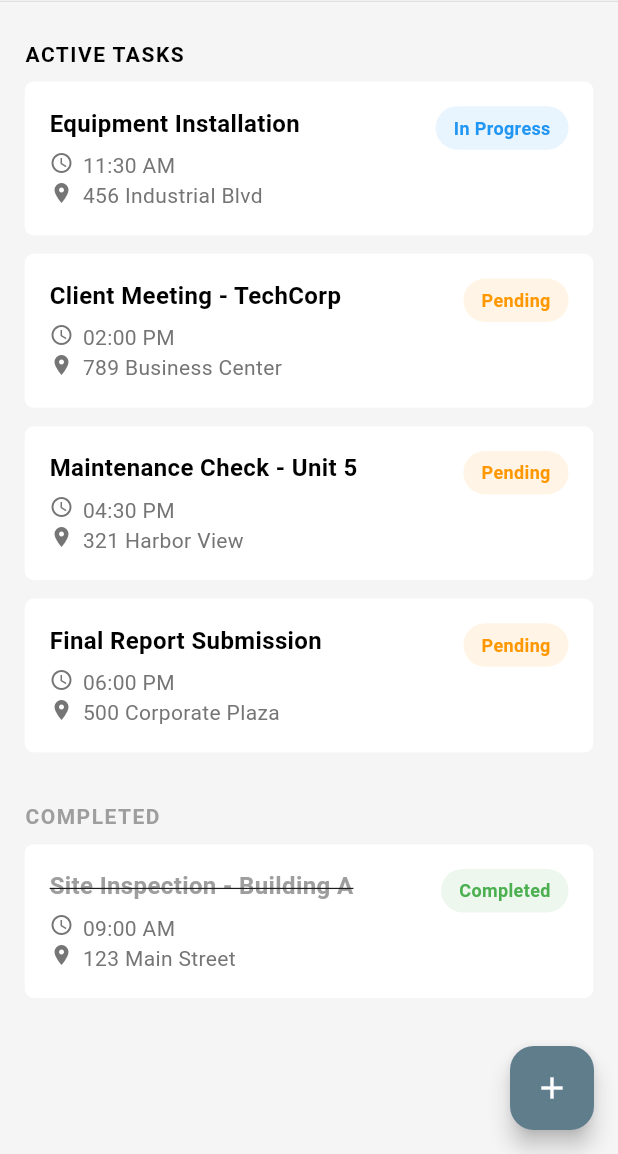
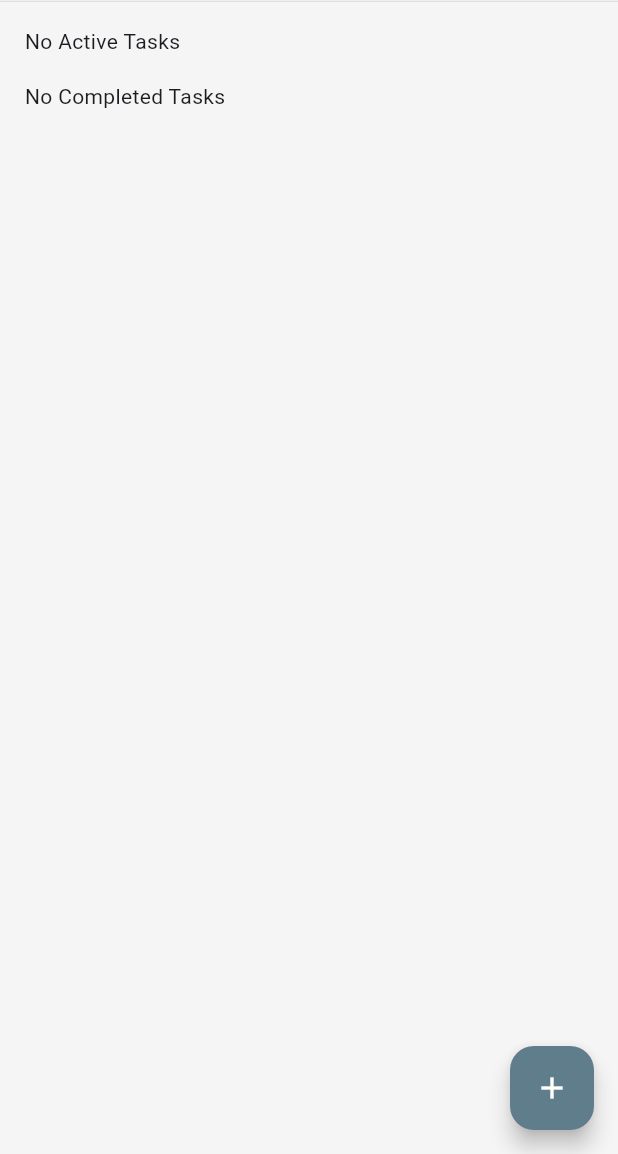
Before and after one commit to Ikhtiar76/field_task_app, a Flutter app: the screen it shows after launch, on a phone screen of 412 x 824 dp, the part 82-1236 px from its top. Run offline on Flutter 3.47's test engine with Material 3 defaults, Android fonts, the phone set to English and light mode, and no system bars; our stand-ins replace bloc, equatable, flutter_bloc, flutter_map, geolocator, hive and 2 more; accounts and stored records are empty.

Commit message:
feat: integrate Hive DB and display tasks on HomePage

```diff
--- /dev/null
+++ b/lib/core/models/task_model.dart
@@ -0,0 +1,39 @@
+import 'package:hive/hive.dart';
+part 'task_model.g.dart';
+
+@HiveType(typeId: 0)
+class TaskModel extends HiveObject {
+  @HiveField(0)
+  String title;
+
+  @HiveField(1)
+  DateTime? dueDate;
+
+  @HiveField(2)
+  int? dueHour;
+
+  @HiveField(3)
+  int? dueMinute;
+
+  @HiveField(4)
+  double? latitude;
+
+  @HiveField(5)
+  double? longitude;
+
+  @HiveField(6)
+  String? parentTaskId;
+  @HiveField(7)
+  bool isCompleted;
+
+  TaskModel({
+    required this.title,
+    this.dueDate,
+    this.dueHour,
+    this.dueMinute,
+    this.latitude,
+    this.longitude,
+    this.parentTaskId,
+    this.isCompleted = false,
+  });
+}
--- /dev/null
+++ b/lib/features/task/presentation/blocs/create_task_bloc/create_task_bloc.dart
@@ -0,0 +1,51 @@
+import 'package:bloc/bloc.dart';
+import 'package:equatable/equatable.dart';
+import 'package:field_task_app/core/models/task_model.dart';
+import 'package:flutter/material.dart';
+import 'package:hive_flutter/hive_flutter.dart';
+import 'package:latlong2/latlong.dart';
+
+part 'create_task_event.dart';
+part 'create_task_state.dart';
+
+class CreateTaskBloc extends Bloc<CreateTaskEvent, CreateTaskState> {
+  CreateTaskBloc() : super(CreateTaskState()) {
+    on<TitleChanged>((event, emit) => emit(state.copyWith(title: event.title)));
+    on<DateSelected>(
+      (event, emit) => emit(state.copyWith(selectedDate: event.date)),
+    );
+    on<TimeSelected>(
+      (event, emit) => emit(state.copyWith(selectedTime: event.time)),
+    );
+    on<LocationSelected>(
+      (event, emit) => emit(state.copyWith(selectedLocation: event.location)),
+    );
+    on<SubmitTask>((event, emit) async {
+      if (state.title.isEmpty || state.selectedLocation == null) {
+        emit(state.copyWith(error: "Title or location cannot be empty"));
+        return;
+      }
+
+      emit(state.copyWith(isSubmitting: true));
+
+      try {
+        final box = Hive.box<TaskModel>('tasks');
+
+        final task = TaskModel(
+          title: state.title,
+          dueDate: state.selectedDate,
+          dueHour: state.selectedTime?.hour,
+          dueMinute: state.selectedTime?.minute,
+          latitude: state.selectedLocation?.latitude,
+          longitude: state.selectedLocation?.longitude,
+        );
+
+        await box.add(task);
+
+        emit(state.copyWith(isSubmitting: false, isSuccess: true));
+      } catch (e) {
+        emit(state.copyWith(isSubmitting: false, error: e.toString()));
+      }
+    });
+  }
+}
--- /dev/null
+++ b/lib/features/task/presentation/blocs/create_task_bloc/create_task_event.dart
@@ -0,0 +1,40 @@
+part of 'create_task_bloc.dart';
+
+abstract class CreateTaskEvent extends Equatable {
+  @override
+  List<Object?> get props => [];
+}
+
+class TitleChanged extends CreateTaskEvent {
+  final String title;
+  TitleChanged(this.title);
+
+  @override
+  List<Object?> get props => [title];
+}
+
+class DateSelected extends CreateTaskEvent {
+  final DateTime date;
+  DateSelected(this.date);
+
+  @override
+  List<Object?> get props => [date];
+}
+
+class TimeSelected extends CreateTaskEvent {
+  final TimeOfDay time;
+  TimeSelected(this.time);
+
+  @override
+  List<Object?> get props => [time];
+}
+
+class LocationSelected extends CreateTaskEvent {
+  final LatLng location;
+  LocationSelected(this.location);
+
+  @override
+  List<Object?> get props => [location];
+}
+
+class SubmitTask extends CreateTaskEvent {}
--- /dev/null
+++ b/lib/features/task/presentation/blocs/create_task_bloc/create_task_state.dart
@@ -0,0 +1,52 @@
+part of 'create_task_bloc.dart';
+
+class CreateTaskState extends Equatable {
+  final String title;
+  final DateTime? selectedDate;
+  final TimeOfDay? selectedTime;
+  final LatLng? selectedLocation;
+  final bool isSubmitting;
+  final bool isSuccess;
+  final String? error;
+
+  const CreateTaskState({
+    this.title = '',
+    this.selectedDate,
+    this.selectedTime,
+    this.selectedLocation,
+    this.isSubmitting = false,
+    this.isSuccess = false,
+    this.error,
+  });
+
+  CreateTaskState copyWith({
+    String? title,
+    DateTime? selectedDate,
+    TimeOfDay? selectedTime,
+    LatLng? selectedLocation,
+    bool? isSubmitting,
+    bool? isSuccess,
+    String? error,
+  }) {
+    return CreateTaskState(
+      title: title ?? this.title,
+      selectedDate: selectedDate ?? this.selectedDate,
+      selectedTime: selectedTime ?? this.selectedTime,
+      selectedLocation: selectedLocation ?? this.selectedLocation,
+      isSubmitting: isSubmitting ?? this.isSubmitting,
+      isSuccess: isSuccess ?? this.isSuccess,
+      error: error ?? this.error,
+    );
+  }
+
+  @override
+  List<Object?> get props => [
+    title,
+    selectedDate,
+    selectedTime,
+    selectedLocation,
+    isSubmitting,
+    isSuccess,
+    error,
+  ];
+}
--- /dev/null
+++ b/lib/features/task/presentation/blocs/home_cubit/home_cubit.dart
@@ -0,0 +1,20 @@
+import 'package:bloc/bloc.dart';
+import 'package:equatable/equatable.dart';
+import 'package:field_task_app/core/models/task_model.dart';
+import 'package:hive_flutter/hive_flutter.dart';
+
+part 'home_state.dart';
+
+class HomeCubit extends Cubit<HomeState> {
+  final Box<TaskModel> taskBox;
+
+  HomeCubit(this.taskBox) : super(HomeState.initial()) {
+    loadTasks();
+  }
+
+  void loadTasks() {
+    final tasks = taskBox.values.toList();
+
+    emit(state.copyWith(tasks: tasks));
+  }
+}
--- /dev/null
+++ b/lib/features/task/presentation/blocs/home_cubit/home_state.dart
@@ -0,0 +1,16 @@
+part of 'home_cubit.dart';
+
+class HomeState extends Equatable {
+  final List<TaskModel> tasks;
+
+  const HomeState({required this.tasks});
+
+  factory HomeState.initial() => const HomeState(tasks: []);
+
+  HomeState copyWith({List<TaskModel>? tasks}) {
+    return HomeState(tasks: tasks ?? this.tasks);
+  }
+
+  @override
+  List<Object?> get props => [tasks];
+}
--- a/lib/features/task/presentation/screens/home_page.dart
+++ b/lib/features/task/presentation/screens/home_page.dart
@@ -1,7 +1,10 @@
-// ignore_for_file: deprecated_member_use
+// ignore_for_file: deprecated_member_use, unnecessary_to_list_in_spreads
 
+import 'package:field_task_app/features/task/presentation/blocs/create_task_bloc/create_task_bloc.dart';
+import 'package:field_task_app/features/task/presentation/blocs/home_cubit/home_cubit.dart';
 import 'package:field_task_app/features/task/presentation/screens/create_task_page.dart';
 import 'package:flutter/material.dart';
+import 'package:flutter_bloc/flutter_bloc.dart';
 
 class HomePage extends StatelessWidget {
   const HomePage({super.key});
@@ -36,7 +39,7 @@ class HomePage extends StatelessWidget {
               crossAxisAlignment: CrossAxisAlignment.start,
               children: [
                 _buildActiveTasksSection(context),
-                SizedBox(height: screenHeight * 0.03),
+                SizedBox(height: screenHeight * .02),
                 _buildCompletedTasksSection(context),
               ],
             ),
@@ -45,11 +48,17 @@ class HomePage extends StatelessWidget {
       ),
       floatingActionButton: FloatingActionButton(
         backgroundColor: Colors.blueGrey,
-        onPressed: () {
-          Navigator.push(
+        onPressed: () async {
+          await Navigator.push(
             context,
-            MaterialPageRoute(builder: (context) => CreateTaskPage()),
+            MaterialPageRoute(
+              builder: (context) => BlocProvider(
+                create: (context) => CreateTaskBloc(),
+                child: CreateTaskPage(),
+              ),
+            ),
           );
+          context.read<HomeCubit>().loadTasks();
         },
         child: Icon(Icons.add, color: Colors.white),
       ),
@@ -57,97 +66,77 @@ class HomePage extends StatelessWidget {
   }
 
   Widget _buildActiveTasksSection(BuildContext context) {
-    final screenWidth = MediaQuery.of(context).size.width;
-    final isSmallScreen = screenWidth < 360;
+    return BlocBuilder<HomeCubit, HomeState>(
+      builder: (context, state) {
+        final activeTasks = state.tasks
+            .where((t) => t.isCompleted == false)
+            .toList();
+
+        if (activeTasks.isEmpty) {
+          return const Text("No Active Tasks");
+        }
 
         return Column(
           crossAxisAlignment: CrossAxisAlignment.start,
           children: [
-        Padding(
-          padding: EdgeInsets.symmetric(vertical: screenWidth * 0.02),
-          child: Text(
+            const Text(
               'ACTIVE TASKS',
-            style: TextStyle(
-              fontSize: isSmallScreen ? 12 : 14,
-              fontWeight: FontWeight.w600,
-              color: Colors.black,
-              letterSpacing: 1.0,
+              style: TextStyle(fontWeight: FontWeight.w600),
             ),
-          ),
-        ),
-        _buildTaskCard(
+            const SizedBox(height: 10),
+
+            ...activeTasks.map((task) {
+              return _buildTaskCard(
                 context,
-          title: 'Equipment Installation',
-          time: '11:30 AM',
-          address: '456 Industrial Blvd',
-          dependency: null,
-          status: 'In Progress',
-          statusColor: Colors.blue,
-        ),
-        SizedBox(height: screenWidth * 0.03),
-        _buildTaskCard(
-          context,
-          title: 'Client Meeting - TechCorp',
-          time: '02:00 PM',
-          address: '789 Business Center',
-          dependency: null,
-          status: 'Pending',
+                title: task.title,
+                time:
+                    "${task.dueHour}:${task.dueMinute.toString().padLeft(2, '0')}",
+                address: "${task.latitude}, ${task.longitude}",
+                dependency: task.parentTaskId,
+                status: "Pending",
                 statusColor: Colors.orange,
-        ),
-        SizedBox(height: screenWidth * 0.03),
-        _buildTaskCard(
-          context,
-          title: 'Maintenance Check - Unit 5',
-          time: '04:30 PM',
-          address: '321 Harbor View',
-          dependency: null,
-          status: 'Pending',
-          statusColor: Colors.orange,
-        ),
-        SizedBox(height: screenWidth * 0.03),
-        _buildTaskCard(
-          context,
-          title: 'Final Report Submission',
-          time: '06:00 PM',
-          address: '500 Corporate Plaza',
-          dependency: null,
-          status: 'Pending',
-          statusColor: Colors.orange,
-        ),
+              );
+            }).toList(),
           ],
+        );
+      },
     );
   }
 
   Widget _buildCompletedTasksSection(BuildContext context) {
-    final screenWidth = MediaQuery.of(context).size.width;
-    final isSmallScreen = screenWidth < 360;
+    return BlocBuilder<HomeCubit, HomeState>(
+      builder: (context, state) {
+        final completedTasks = state.tasks.where((t) => t.isCompleted).toList();
+
+        if (completedTasks.isEmpty) {
+          return const Text("No Completed Tasks");
+        }
 
         return Column(
           crossAxisAlignment: CrossAxisAlignment.start,
           children: [
-        Padding(
-          padding: EdgeInsets.symmetric(vertical: screenWidth * 0.02),
-          child: Text(
+            const Text(
               'COMPLETED',
-            style: TextStyle(
-              fontSize: isSmallScreen ? 12 : 14,
-              fontWeight: FontWeight.w600,
-              color: Colors.grey,
-              letterSpacing: 1.0,
+              style: TextStyle(fontWeight: FontWeight.w600),
             ),
-          ),
-        ),
-        _buildTaskCard(
+            const SizedBox(height: 10),
+
+            ...completedTasks.map((task) {
+              return _buildTaskCard(
                 context,
-          title: 'Site Inspection - Building A',
-          time: '09:00 AM',
-          address: '123 Main Street',
-          dependency: null,
-          status: 'Completed',
+                title: task.title,
+                time:
+                    "${task.dueHour}:${task.dueMinute.toString().padLeft(2, '0')}",
+                address: "${task.latitude}, ${task.longitude}",
+                dependency: task.parentTaskId,
+                status: "Completed",
                 statusColor: Colors.green,
                 isCompleted: true,
-        ),
+              );
+            }).toList(),
           ],
+        );
+      },
     );
   }
 
@@ -172,6 +161,7 @@ class HomePage extends StatelessWidget {
         color: Colors.white,
         borderRadius: BorderRadius.circular(6),
       ),
+      margin: EdgeInsets.only(bottom: screenHeight * .01),
       child: Container(
         width: double.infinity,
         padding: EdgeInsets.all(screenWidth * 0.04),
--- a/lib/features/task/presentation/widgets/custom_textfiled.dart
+++ b/lib/features/task/presentation/widgets/custom_textfiled.dart
@@ -2,6 +2,7 @@ import 'package:flutter/material.dart';
 
 class CustomTextField extends StatelessWidget {
   final TextEditingController controller;
+  final void Function(String)? onChanged;
   final String hint;
   final String? Function(String?)? validator;
   final TextInputType keyboardType;
@@ -13,6 +14,7 @@ class CustomTextField extends StatelessWidget {
   const CustomTextField({
     super.key,
     required this.controller,
+    required this.onChanged,
     this.hint = '',
     this.validator,
     this.keyboardType = TextInputType.text,
@@ -25,6 +27,7 @@ class CustomTextField extends StatelessWidget {
   @override
   Widget build(BuildContext context) {
     return TextFormField(
+      onChanged: onChanged,
       controller: controller,
       keyboardType: keyboardType,
       validator: validator,
--- a/lib/main.dart
+++ b/lib/main.dart
@@ -1,7 +1,16 @@
+import 'package:field_task_app/core/models/task_model.dart';
+import 'package:field_task_app/features/task/presentation/blocs/home_cubit/home_cubit.dart';
 import 'package:field_task_app/features/task/presentation/screens/home_page.dart';
 import 'package:flutter/material.dart';
+import 'package:flutter_bloc/flutter_bloc.dart';
+import 'package:hive_flutter/hive_flutter.dart';
 
-void main() {
+void main() async {
+  WidgetsFlutterBinding.ensureInitialized();
+  await Hive.initFlutter();
+  Hive.registerAdapter(TaskModelAdapter());
+  await Hive.openBox<TaskModel>('tasks');
+
   runApp(MyApp());
 }
 
@@ -10,7 +19,11 @@ class MyApp extends StatelessWidget {
 
   @override
   Widget build(BuildContext context) {
-    return MaterialApp(
+    return MultiBlocProvider(
+      providers: [
+        BlocProvider(create: (_) => HomeCubit(Hive.box<TaskModel>('tasks'))),
+      ],
+      child: MaterialApp(
         debugShowCheckedModeBanner: false,
         theme: ThemeData(
           primarySwatch: Colors.blue,
@@ -25,6 +38,7 @@ class MyApp extends StatelessWidget {
         ),
         title: 'Field Task App',
         home: const HomePage(),
+      ),
     );
   }
 }
```
Also changed, not shown: lib/core/utills/date_time_formats/date_time_formats.dart (added, +9 -0 lines), lib/core/widgets/submit_button.dart (+25 -27 lines), lib/features/task/data/repositories/task_hive_repository.dart (added, +22 -0 lines), lib/features/task/presentation/screens/create_task_page.dart (+46 -15 lines), lib/features/task/presentation/widgets/timer_picker.dart (+4 -7 lines), pubspec.yaml (+7 -0 lines), lib/core/models/task_model.g.dart (added), pubspec.lock. Lines whose indentation alone changed are shown as unchanged.
